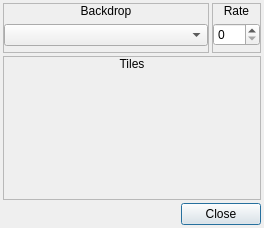
First picture: the form in editor/src/tileseteditor.ui, repository tuxinator2009/PreludeToADream-Pokitto, before the edit.
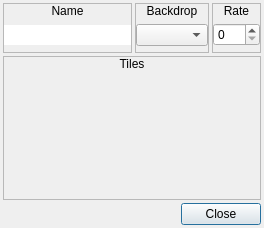
Second picture: the form after the edit. Icons and pictures are not drawn. Custom widgets are drawn as their Qt base class.

Diff of the .ui file:
```diff
--- a/editor/src/tileseteditor.ui
+++ b/editor/src/tileseteditor.ui
@@ -59,6 +59,77 @@
       <property name="bottomMargin">
        <number>0</number>
       </property>
+      <item>
+       <widget class="QFrame" name="frame_4">
+        <property name="frameShape">
+         <enum>QFrame::StyledPanel</enum>
+        </property>
+        <property name="frameShadow">
+         <enum>QFrame::Raised</enum>
+        </property>
+        <layout class="QVBoxLayout" name="verticalLayout_6">
+         <property name="spacing">
+          <number>0</number>
+         </property>
+         <property name="leftMargin">
+          <number>0</number>
+         </property>
+         <property name="topMargin">
+          <number>0</number>
+         </property>
+         <property name="rightMargin">
+          <number>0</number>
+         </property>
+         <property name="bottomMargin">
+          <number>0</number>
+         </property>
+         <item>
+          <widget class="QLabel" name="label_4">
+           <property name="sizePolicy">
+            <sizepolicy hsizetype="Preferred" vsizetype="Fixed">
+             <horstretch>0</horstretch>
+             <verstretch>0</verstretch>
+            </sizepolicy>
+           </property>
+           <property name="text">
+            <string>Name</string>
+           </property>
+           <property name="alignment">
+            <set>Qt::AlignCenter</set>
+           </property>
+          </widget>
+         </item>
+         <item>
+          <widget class="QWidget" name="widget_4" native="true">
+           <layout class="QHBoxLayout" name="horizontalLayout_4">
+            <property name="spacing">
+             <number>0</number>
+            </property>
+            <property name="leftMargin">
+             <number>0</number>
+            </property>
+            <property name="topMargin">
+             <number>0</number>
+            </property>
+            <property name="rightMargin">
+             <number>0</number>
+            </property>
+            <property name="bottomMargin">
+             <number>0</number>
+            </property>
+            <item>
+             <widget class="QLineEdit" name="leName">
+              <property name="frame">
+               <bool>false</bool>
+              </property>
+             </widget>
+            </item>
+           </layout>
+          </widget>
+         </item>
+        </layout>
+       </widget>
+      </item>
       <item>
        <widget class="QFrame" name="frame">
         <property name="frameShape">
```
